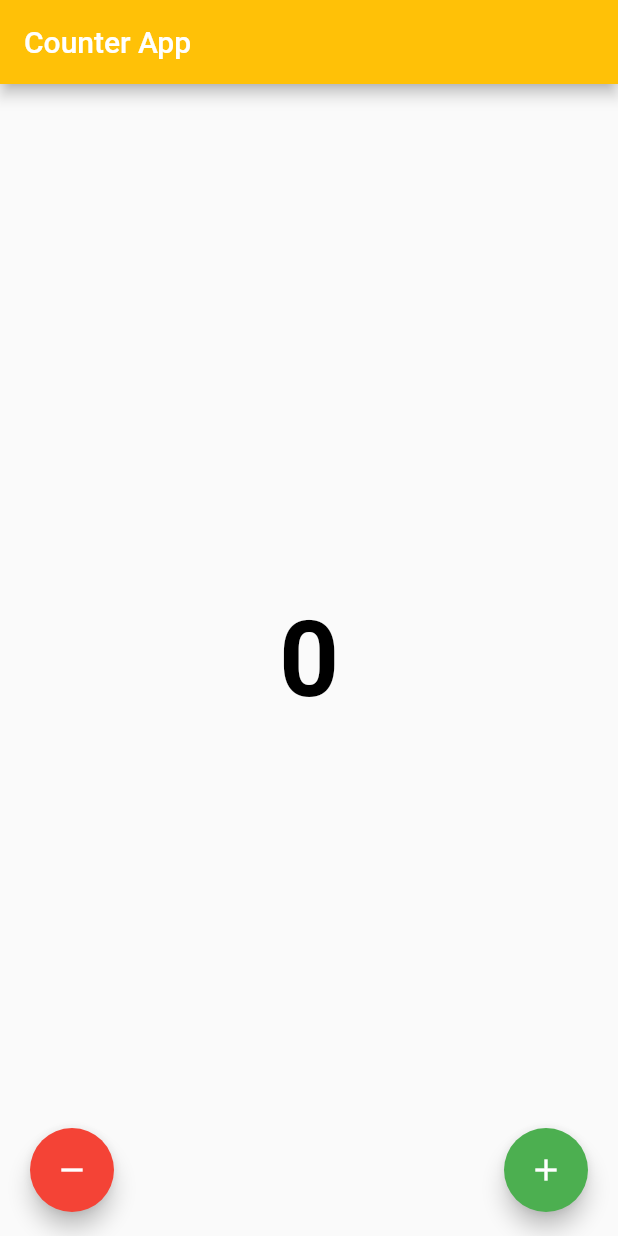
After one commit to YamamotoDesu/basics, a Flutter app: the screen it shows after launch, on a phone screen of 412 x 824 dp. The commit adds this screen. Run offline on Flutter 3.47's test engine with Material 2 defaults, Android fonts, the phone set to English and light mode, and no system bars.

Commit message:
Widgets - Switch + Stateful Widget

```diff
--- a/lib/main.dart
+++ b/lib/main.dart
@@ -1,5 +1,7 @@
-import 'package:basics/presentation/widget_example/wiget_examples_screen.dart';
+
 import 'package:flutter/material.dart';
+
+import 'presentation/widget_example/counter/counter_screen.dart';
 
 void main() {
   runApp(const MyApp());
@@ -14,7 +16,7 @@ class MyApp extends StatelessWidget {
       theme: ThemeData(
         appBarTheme: const AppBarTheme(backgroundColor: Colors.amber),
       ),
-      home: const WidgetExampleScreen(),
+      home: const CounterScreen(),
     );
   }
 }
--- /dev/null
+++ b/lib/presentation/widget_example/counter/counter_screen.dart
@@ -0,0 +1,57 @@
+import 'package:flutter/material.dart';
+
+class CounterScreen extends StatefulWidget {
+  const CounterScreen({super.key});
+
+  @override
+  State<CounterScreen> createState() => _CounterScreenState();
+}
+
+class _CounterScreenState extends State<CounterScreen> {
+  int _counter = 0;
+  @override
+  Widget build(BuildContext context) {
+    return Scaffold(
+      appBar: AppBar(
+        title: const Text('Counter App'),
+      ),
+      body: Center(
+          child: Text(
+        _counter.toString(),
+        style: TextStyle(
+            fontSize: 70,
+            fontWeight: FontWeight.bold,
+            color: _counter > 0 ? Colors.green : Colors.black),
+      )),
+      floatingActionButtonLocation: FloatingActionButtonLocation.centerFloat,
+      floatingActionButton: Padding(
+        padding: const EdgeInsets.symmetric(horizontal: 20),
+        child: Row(
+          mainAxisAlignment: MainAxisAlignment.spaceBetween,
+          children: [
+            FloatingActionButton(
+              heroTag: 'btn1',
+              onPressed: () {
+                setState(() {
+                  _counter = _counter - 1;
+                });
+              },
+              backgroundColor: Colors.red,
+              child: const Icon(Icons.remove),
+            ),
+            FloatingActionButton(
+              heroTag: 'btn2',
+              onPressed: () {
+                setState(() {
+                  _counter = _counter + 1;
+                });
+              },
+              backgroundColor: Colors.green,
+              child: const Icon(Icons.add),
+            ),
+          ],
+        ),
+      ),
+    );
+  }
+}
```
Also changed, not shown: lib/presentation/widget_example/widgets/button_example.dart (+11 -3 lines).
